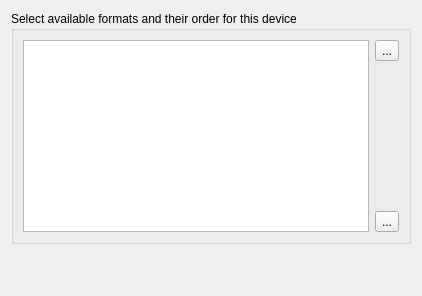
Philantrop/calibre-ios-reader-applications, file widgets/kindle.ui: the form before one commit.
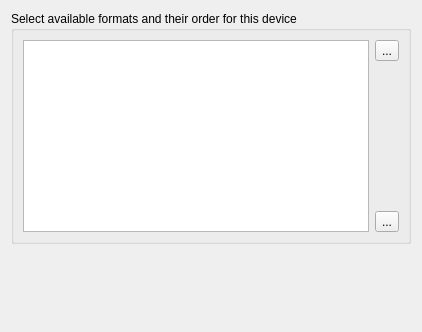
The form after the commit. Icons and pictures are not drawn.

Commit message: Updated panel sizes to 422x332.

Diff of the .ui file:
```diff
--- a/widgets/kindle.ui
+++ b/widgets/kindle.ui
@@ -7,7 +7,7 @@
     <x>0</x>
     <y>0</y>
     <width>422</width>
-    <height>296</height>
+    <height>332</height>
    </rect>
   </property>
   <property name="windowTitle">
```
The commit also changes 2 other files.
